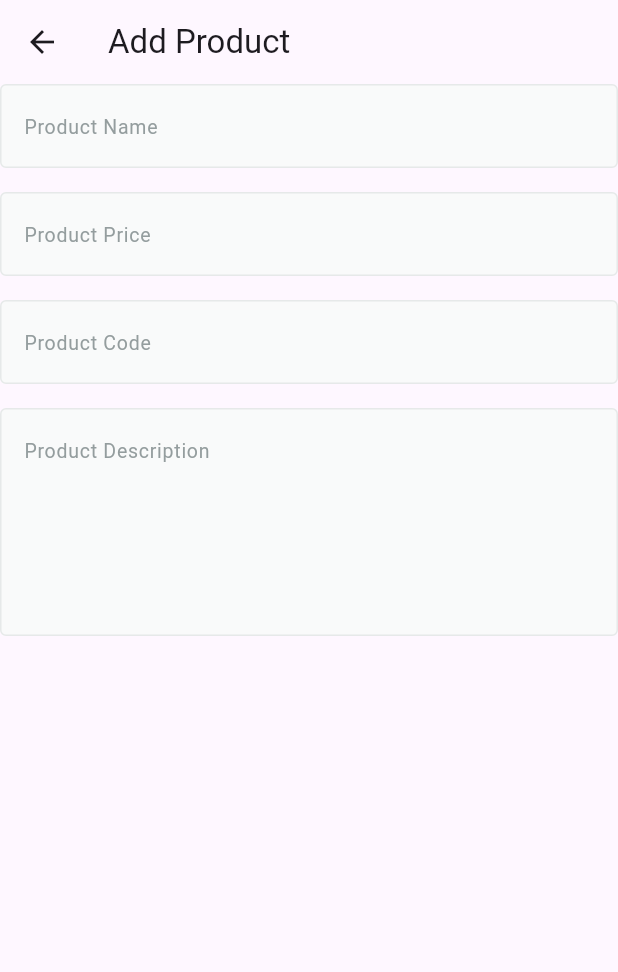
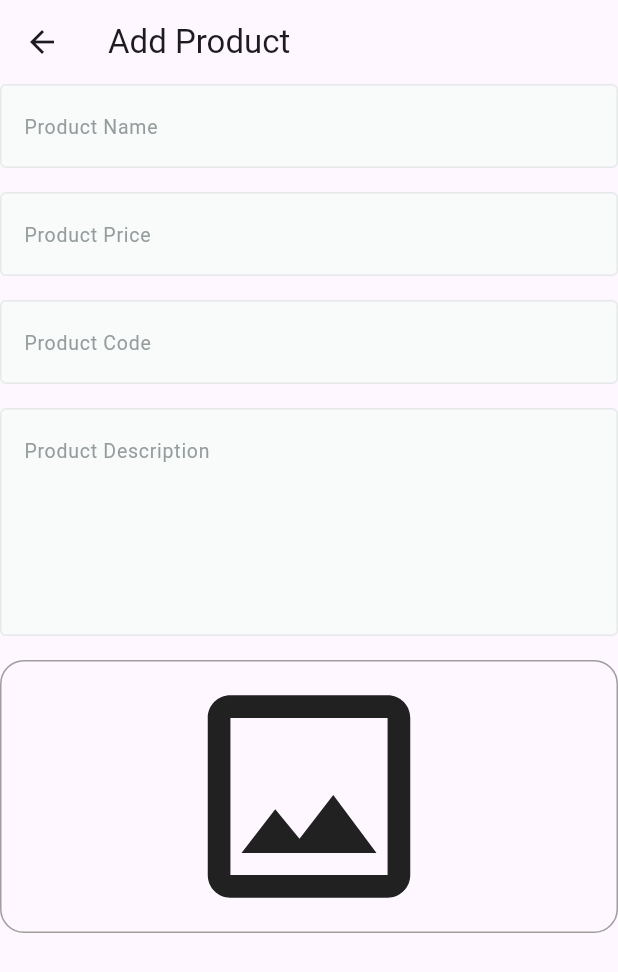
Before and after one commit to seifmoustafa/fruits_hub_dash_board, a Flutter app: the AddProductView screen opened by its route, on a phone screen of 412 x 824 dp. Shown: the top 972 px of the screen. Run offline on Flutter 3.47's test engine with Material 3 defaults, Android fonts, the light colour scheme and no system bars; our stand-ins replace firebase_core; accounts and stored records are empty.

Commit message:
Add image field widget and integrate file selector plugins for multiple platforms

```diff
--- a/lib/features/add_product/presentation/views/widgets/add_broduct_view_body.dart
+++ b/lib/features/add_product/presentation/views/widgets/add_broduct_view_body.dart
@@ -1,5 +1,6 @@
 import 'package:flutter/material.dart';
 import 'package:fruits_hub_dash_board/core/widgets/custom_text_form_field.dart';
+import 'package:fruits_hub_dash_board/features/add_product/presentation/views/widgets/image_field.dart';
 
 class AddBroductViewBody extends StatefulWidget {
   const AddBroductViewBody({super.key});
@@ -39,6 +40,7 @@ class _AddBroductViewBodyState extends State<AddBroductViewBody> {
               hintText: 'Product Description',
               textInputType: TextInputType.text,
             ),
+            ImageField(),
           ],
         ),
       ),
--- /dev/null
+++ b/lib/features/add_product/presentation/views/widgets/image_field.dart
@@ -0,0 +1,26 @@
+import 'package:flutter/material.dart';
+
+class ImageField extends StatelessWidget {
+  const ImageField({super.key});
+
+  @override
+  Widget build(BuildContext context) {
+    return GestureDetector(onTap: () {
+
+    },
+      child: Container(
+        width: double.infinity,
+        decoration: BoxDecoration(
+          border: Border.all(
+            color: Colors.grey,
+          ),
+          borderRadius: BorderRadius.circular(16),
+        ),
+        child: Icon(
+          Icons.image_outlined,
+          size: 180,
+        ),
+      ),
+    );
+  }
+}
--- a/pubspec.yaml
+++ b/pubspec.yaml
@@ -10,6 +10,7 @@ dependencies:
   firebase_core: ^3.10.0
   flutter:
     sdk: flutter
+  image_picker: ^1.1.2
 
 dev_dependencies:
   flutter_lints: ^5.0.0
```
Also changed, not shown: pubspec.lock, 5 other files.
